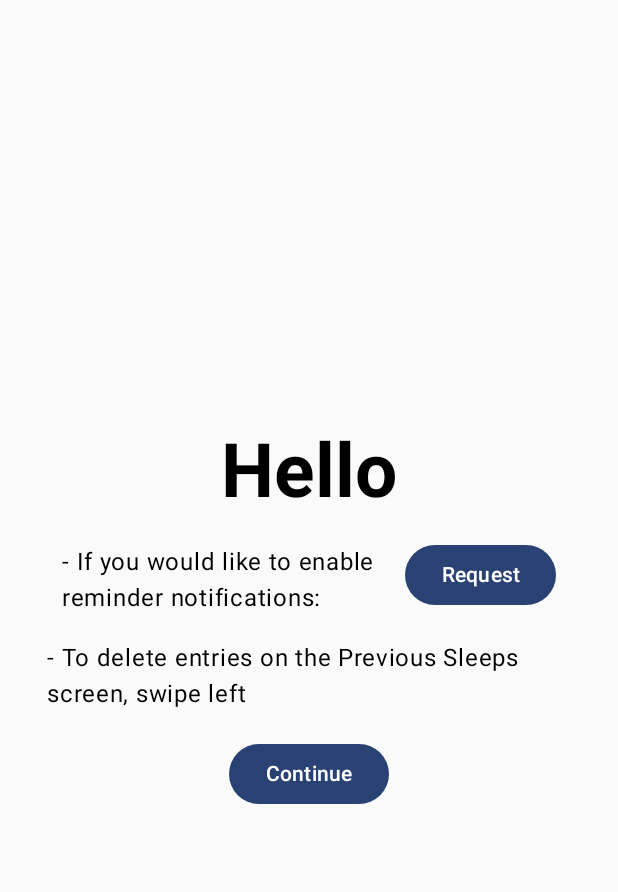
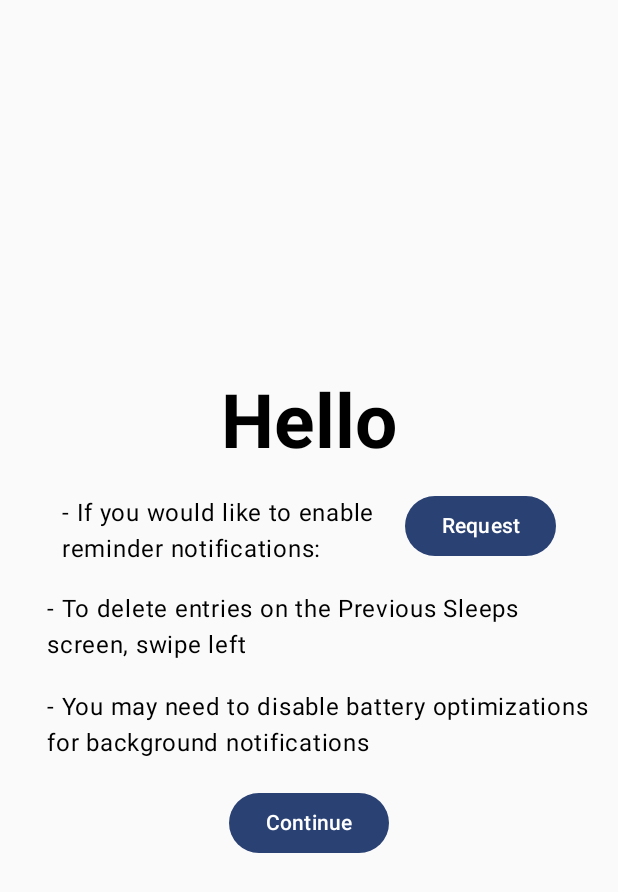
Before and after one commit to CheckerThesis/another_sleep_tracker, an Android app built with Jetpack Compose: the screen it shows after launch (MainActivity), on a phone screen of 412 x 824 dp. Shown: the top 892 px of the screen. Run offline under Robolectric (Android 15) with nearby library versions, the phone set to English and light mode, and no system bars; our stand-ins replace Dagger/Hilt's generated code, Room's generated code.

Commit message:
another message to startup page

```diff
--- a/app/src/main/java/com/tiencow/anothersleeptracker/navigator/StartupPage.kt
+++ b/app/src/main/java/com/tiencow/anothersleeptracker/navigator/StartupPage.kt
@@ -137,6 +137,13 @@ fun StartupPage(
                 .padding(start = 15.dp)
         )
         Spacer(modifier = Modifier.height(17.dp))
+        Text(
+            "- You may need to disable battery optimizations for background notifications",
+            modifier = Modifier
+                .fillMaxWidth()
+                .padding(start = 15.dp)
+        )
+        Spacer(modifier = Modifier.height(17.dp))
         Button(
             onClick = onContinue,
             modifier = Modifier.padding(),
```
